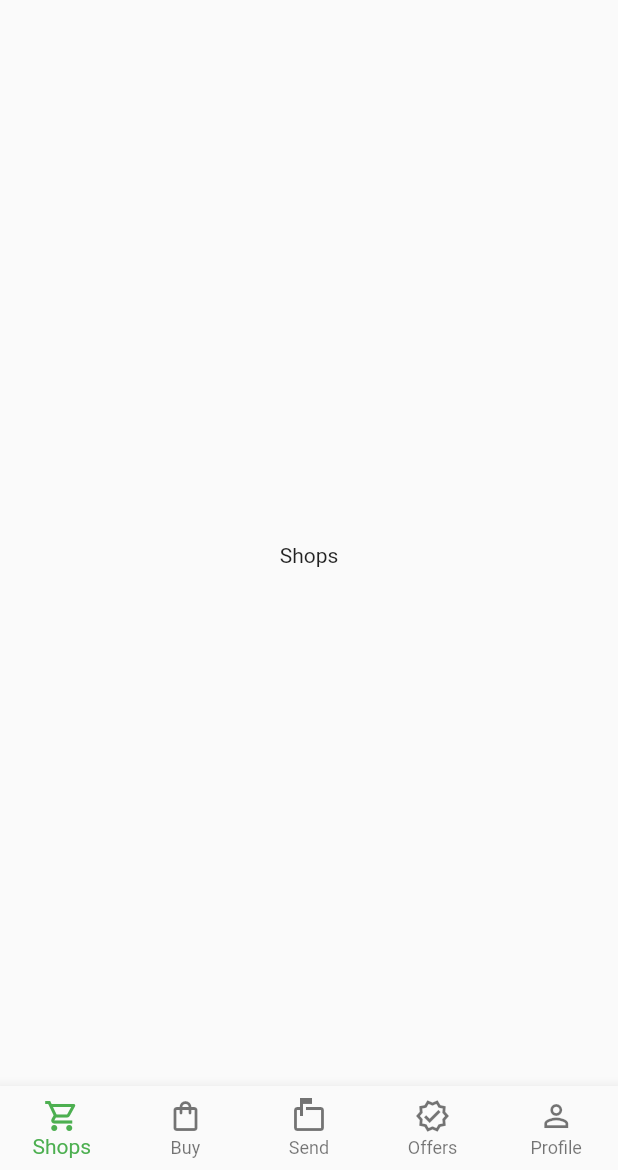
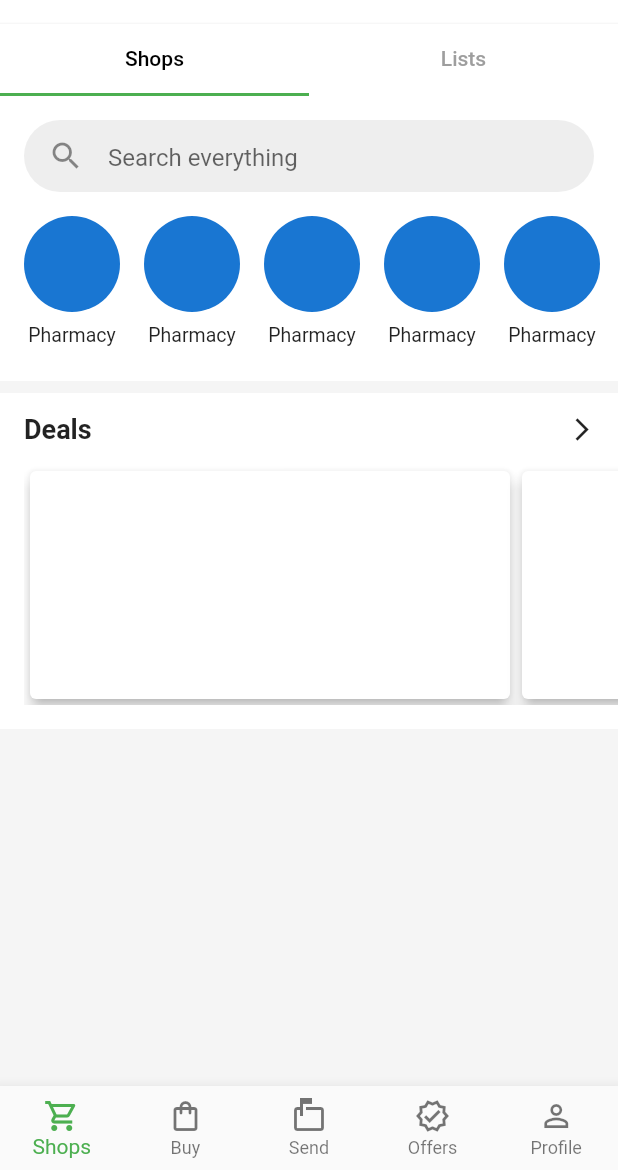
Before and after one commit to QD1221/groceries_app, a Flutter app: the screen it shows after launch, on a phone screen of 412 x 824 dp, the part 66-1236 px from its top. Run offline on Flutter 3.47's test engine with Material 2 defaults, Android fonts, the phone set to English and light mode, and no system bars.

Commit message:
2nd commit

```diff
--- a/lib/src/ui/main_page.dart
+++ b/lib/src/ui/main_page.dart
@@ -1,4 +1,5 @@
 import 'package:flutter/material.dart';
+import 'package:groceries_app/src/ui/shop_component.dart';
 
 class MainPage extends StatefulWidget {
   const MainPage({Key? key}) : super(key: key);
@@ -13,6 +14,8 @@ class _MainPageState extends State<MainPage> {
   @override
   Widget build(BuildContext context) {
     return Scaffold(
+      backgroundColor: Colors.white,
+      resizeToAvoidBottomInset: false,
       body: SafeArea(
         child: Padding(
           padding: const EdgeInsets.only(top: 8),
@@ -61,15 +64,11 @@ class _MainPageState extends State<MainPage> {
               Expanded(
                 child: ValueListenableBuilder<int>(
                     valueListenable: _bottomTabIdx,
-                    builder: (context, pageIndex, child){
+                    builder: (context, pageIndex, child) {
                       return IndexedStack(
                         index: pageIndex,
                         children: [
-                          Container(
-                            child: Center(
-                              child: Text('Shops'),
-                            ),
-                          ),
+                          ShopComponent(),
                           Container(
                             child: Center(
                               child: Text('Buy'),
--- /dev/null
+++ b/lib/src/ui/shop_component.dart
@@ -0,0 +1,155 @@
+import 'package:flutter/material.dart';
+
+class ShopComponent extends StatefulWidget {
+  const ShopComponent({Key? key}) : super(key: key);
+
+  @override
+  _ShopComponentState createState() => _ShopComponentState();
+}
+
+class _ShopComponentState extends State<ShopComponent> {
+  TextEditingController _textEditingController = TextEditingController();
+
+  @override
+  Widget build(BuildContext context) {
+    return Container(
+      color: Colors.grey[100],
+      child: DefaultTabController(
+        length: 2,
+        child: Column(
+          children: [
+            PhysicalModel(
+              color: Colors.black.withOpacity(0.1),
+              elevation: 2,
+              child: Container(
+                color: Colors.white,
+                child: TabBar(
+                    labelColor: Colors.black,
+                    unselectedLabelColor: Colors.grey,
+                    indicatorColor: Colors.green,
+                    tabs: [
+                      Tab(
+                        text: 'Shops',
+                      ),
+                      Tab(
+                        text: 'Lists',
+                      )
+                    ]),
+              ),
+            ),
+            Expanded(
+              child: TabBarView(children: [
+                SingleChildScrollView(
+                  child: Column(
+                    children: [
+                      Container(
+                        color: Colors.white,
+                        child: Column(
+                          children: [
+                            Padding(
+                              padding: const EdgeInsets.all(16),
+                              child: Container(
+                                height: 48,
+                                padding: EdgeInsets.symmetric(
+                                    horizontal: 16, vertical: 4),
+                                decoration: BoxDecoration(
+                                  color: Colors.grey[200],
+                                  borderRadius: BorderRadius.circular(36),
+                                ),
+                                child: TextField(
+                                  controller: _textEditingController,
+                                  decoration: InputDecoration(
+                                    border: InputBorder.none,
+                                    hintText: 'Search everything',
+                                    icon: Icon(Icons.search),
+                                  ),
+                                ),
+                              ),
+                            ),
+                            SizedBox(
+                              height: 94,
+                              child: Padding(
+                                padding: const EdgeInsets.only(left: 16),
+                                child: ListView.builder(
+                                    scrollDirection: Axis.horizontal,
+                                    itemCount: 10,
+                                    itemBuilder: (context, index) {
+                                      return Padding(
+                                        padding:
+                                            const EdgeInsets.only(right: 16),
+                                        child: Column(
+                                          children: [
+                                            CircleAvatar(
+                                              radius: 32,
+                                            ),
+                                            SizedBox(height: 8),
+                                            Text(
+                                              'Pharmacy',
+                                              style: TextStyle(fontSize: 13),
+                                            ),
+                                          ],
+                                        ),
+                                      );
+                                    }),
+                              ),
+                            ),
+                            SizedBox(height: 16),
+                          ],
+                        ),
+                      ),
+                      Padding(
+                        padding: const EdgeInsets.symmetric(vertical: 8),
+                        child: Container(
+                          color: Colors.white,
+                          padding: EdgeInsets.fromLTRB(16, 0, 0, 16),
+                          child: Column(
+                            children: [
+                              Row(
+                                children: [
+                                  Text(
+                                    'Deals',
+                                    style: TextStyle(
+                                      fontWeight: FontWeight.bold,
+                                      fontSize: 18,
+                                    ),
+                                  ),
+                                  Spacer(),
+                                  IconButton(
+                                    icon: Icon(Icons.arrow_forward_ios),
+                                    onPressed: () {},
+                                    iconSize: 18,
+                                  ),
+                                ],
+                              ),
+                              SizedBox(
+                                height: 160,
+                                child: ListView.builder(
+                                    scrollDirection: Axis.horizontal,
+                                    itemCount: 10,
+                                    itemBuilder: (context, index) {
+                                      return SizedBox(
+                                        width:
+                                            MediaQuery.of(context).size.width -
+                                                84,
+                                        child: Card(elevation: 4),
+                                      );
+                                    }),
+                              )
+                            ],
+                          ),
+                        ),
+                      )
+                    ],
+                  ),
+                ),
+                ListView.builder(itemBuilder: (context, index) {
+                  return Container();
+                })
+              ]),
+            )
+          ],
+        ),
+      ),
+    );
+  }
+}
```
